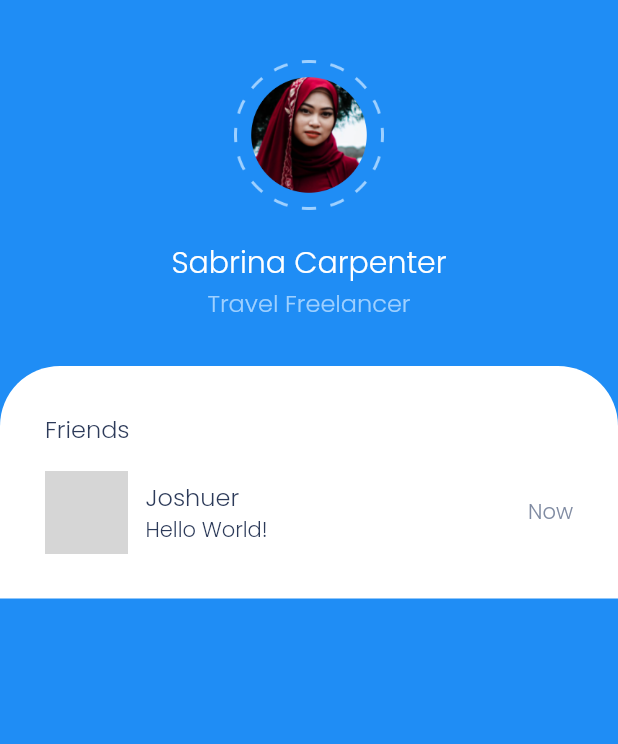
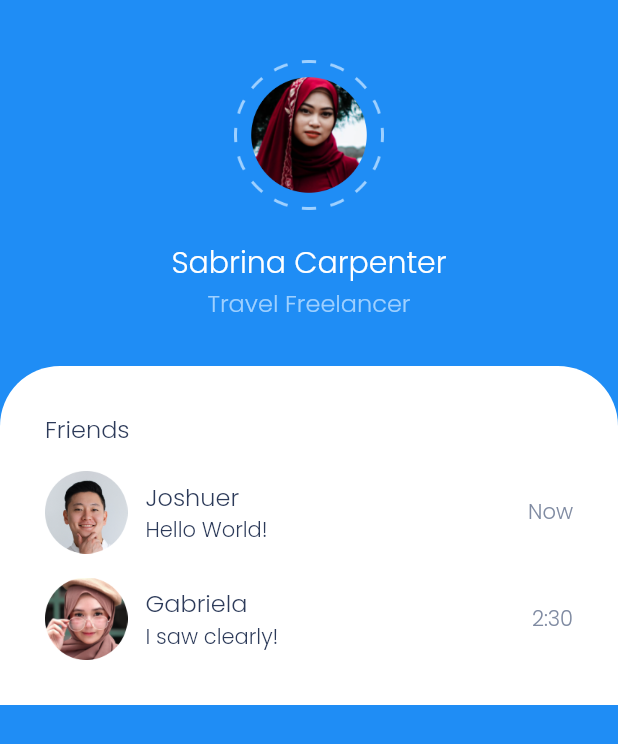
Before and after one commit to farisqadr/charityz, a Flutter app: the screen it shows after launch, on a phone screen of 412 x 824 dp. Shown: the top 744 px of the screen. Run offline on Flutter 3.47's test engine with Material 2 defaults, Android fonts, the light colour scheme and no system bars; grey boxes are pictures that could not be loaded.

Commit message:
chatty 6

```diff
--- a/charityz/lib/pages/home_page.dart
+++ b/charityz/lib/pages/home_page.dart
@@ -42,14 +42,17 @@ class HomePage extends StatelessWidget {
                       'Friends',
                       style: titleTextStyle,
                     ),
-                    const SizedBox(
-                      height: 16,
-                    ),
                     ChatTile(
-                      imageUrl: 'assets/images/friend1',
+                      imageUrl: 'assets/images/friend1.png',
                       name: 'Joshuer',
                       text: 'Hello World!',
                       time: 'Now',
+                    ),
+                    ChatTile(
+                      imageUrl: 'assets/images/friend2.png',
+                      name: 'Gabriela',
+                      text: 'I saw clearly!',
+                      time: '2:30',
                     ),
                   ],
                 ),
--- a/charityz/lib/widgets/chat_tile.dart
+++ b/charityz/lib/widgets/chat_tile.dart
@@ -11,7 +11,9 @@ class ChatTile extends StatelessWidget {
 
   @override
   Widget build(BuildContext context) {
-    return Row(
+    return Padding(
+      padding: const EdgeInsets.only(top: 16),
+      child: Row(
         children: [
           Image.asset(
             imageUrl,
@@ -40,6 +42,7 @@ class ChatTile extends StatelessWidget {
             style: subTitleTextStyle,
           )
         ],
+      ),
     );
   }
 }
```
Lines whose indentation alone changed are shown as unchanged.
